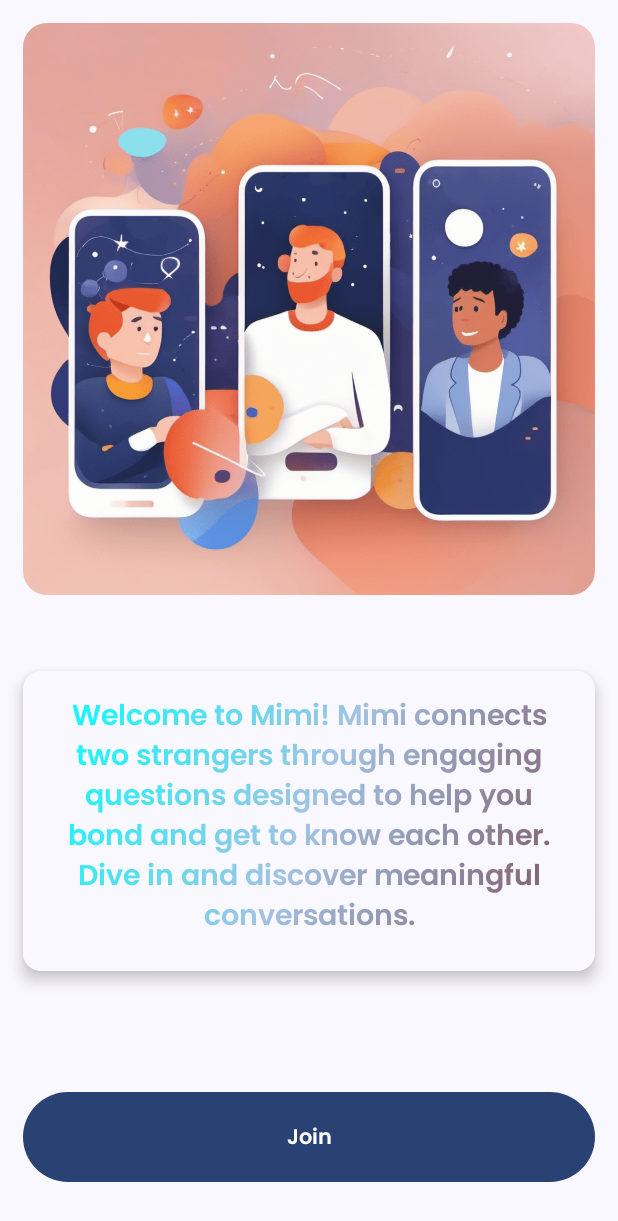
After one commit to Dbriane208/Mimi, an Android app built with Jetpack Compose: the composable HomeScreen shown on its own in the app's theme, on a phone screen of 412 x 824 dp. The commit adds this screen. Shown: the top 1221 px of the screen. Run offline under Robolectric (Android 15) with nearby library versions, the phone set to English and light mode, and no system bars.

Commit message:
Feat: Adds a Home Screen

```diff
--- a/app/src/main/java/daniel/brian/mimi/MainActivity.kt
+++ b/app/src/main/java/daniel/brian/mimi/MainActivity.kt
@@ -104,5 +104,16 @@
                 }
             }
         }
+
+
+    }
+
+    @Preview
+    @Composable
+    fun Preview(modifier: Modifier = Modifier) {
+        MimiTheme {
+
+        }
+
     }
 }
--- /dev/null
+++ b/app/src/main/java/daniel/brian/mimi/screens/HomeScreen.kt
@@ -0,0 +1,139 @@
+package daniel.brian.mimi.screens
+
+import androidx.compose.foundation.Image
+import androidx.compose.foundation.layout.Column
+import androidx.compose.foundation.layout.Row
+import androidx.compose.foundation.layout.Spacer
+import androidx.compose.foundation.layout.aspectRatio
+import androidx.compose.foundation.layout.fillMaxSize
+import androidx.compose.foundation.layout.fillMaxWidth
+import androidx.compose.foundation.layout.height
+import androidx.compose.foundation.layout.padding
+import androidx.compose.foundation.layout.size
+import androidx.compose.foundation.shape.RoundedCornerShape
+import androidx.compose.material3.Button
+import androidx.compose.material3.CardDefaults
+import androidx.compose.material3.ElevatedCard
+import androidx.compose.material3.MaterialTheme
+import androidx.compose.material3.Surface
+import androidx.compose.material3.Text
+import androidx.compose.runtime.Composable
+import androidx.compose.ui.Alignment
+import androidx.compose.ui.Modifier
+import androidx.compose.ui.draw.clip
+import androidx.compose.ui.graphics.Brush
+import androidx.compose.ui.graphics.Color.Companion.Cyan
+import androidx.compose.ui.layout.ContentScale
+import androidx.compose.ui.res.painterResource
+import androidx.compose.ui.res.stringResource
+import androidx.compose.ui.text.TextStyle
+import androidx.compose.ui.text.font.FontWeight
+import androidx.compose.ui.text.style.TextAlign
+import androidx.compose.ui.tooling.preview.Preview
+import androidx.compose.ui.unit.dp
+import androidx.compose.ui.unit.sp
+import daniel.brian.mimi.R
+import daniel.brian.mimi.ui.theme.Blue
+import daniel.brian.mimi.ui.theme.Pink40
+import daniel.brian.mimi.ui.theme.poppinsFamily
+
+@Composable
+fun HomeScreen(
+    modifier: Modifier
+) {
+    Surface(
+        modifier = Modifier
+            .fillMaxSize(),
+        color = MaterialTheme.colorScheme.surface,
+
+    ) {
+        Column(
+            modifier = Modifier
+                .fillMaxWidth()
+                .size(width = 240.dp, height = 100.dp)
+        ) {
+
+            Row(
+                modifier = modifier
+                    .fillMaxWidth()
+                    .padding(15.dp),
+            ) {
+                Image(
+                    painter = painterResource(id = R.drawable.home_pic),
+                    contentDescription = null,
+                    contentScale = ContentScale.Crop,
+                    modifier = modifier
+                        .fillMaxWidth()
+                        .clip(RoundedCornerShape(16.dp))
+                        .aspectRatio(1f),
+                )
+            }
+
+            Spacer(modifier = Modifier.height(20.dp))
+
+            Column(
+                modifier = Modifier
+                    .fillMaxWidth()
+                    .padding(15.dp)
+            ) {
+                ElevatedCard(
+                    modifier = modifier
+                        .fillMaxWidth()
+                        .size(width = 240.dp, height = 200.dp),
+                    colors = CardDefaults.cardColors(
+                        containerColor = MaterialTheme.colorScheme.background
+                    ),
+                    elevation = CardDefaults.cardElevation(
+                        defaultElevation = 6.dp
+                    )
+                ) {
+                    val gradientColors = listOf(Cyan,Blue,Pink40)
+                    Text(
+                        modifier = Modifier
+                            .padding(16.dp),
+                        text = stringResource(id = R.string.mimi),
+                        textAlign = TextAlign.Center,
+                        fontWeight = FontWeight.Thin,
+                        fontFamily = poppinsFamily,
+                        style = TextStyle(
+                            fontSize = 19.sp,
+                            brush = Brush.linearGradient(
+                                colors = gradientColors
+                            )
+                        )
+                    )
+                }
+            }
+
+            Spacer(modifier = Modifier.height(50.dp))
+
+            Column(
+                modifier = Modifier
+                    .fillMaxWidth()
+                    .padding(15.dp),
+                horizontalAlignment = Alignment.CenterHorizontally
+            ) {
+                Button(
+                    modifier = Modifier
+                        .fillMaxWidth()
+                        .size(width = 240.dp, height = 60.dp),
+                    onClick = {  },
+                ) {
+                    Text(
+                        modifier = modifier,
+                        text = stringResource(R.string.join),
+                        textAlign = TextAlign.Center,
+                        fontWeight = FontWeight.Thin,
+                        fontFamily = poppinsFamily,
+                    )
+                }
+            }
+        }
+
+    }
+}
+@Preview
+@Composable
+fun HomeScreenPreview(modifier: Modifier = Modifier) {
+    HomeScreen(modifier = modifier)
+}
--- a/app/src/main/java/daniel/brian/mimi/ui/theme/Color.kt
+++ b/app/src/main/java/daniel/brian/mimi/ui/theme/Color.kt
@@ -9,3 +9,5 @@
 val Purple40 = Color(0xFF6650a4)
 val PurpleGrey40 = Color(0xFF625b71)
 val Pink40 = Color(0xFF7D5260)
+
+val Blue = Color(0xFFA2C3E4)
--- a/app/src/main/java/daniel/brian/mimi/ui/theme/Type.kt
+++ b/app/src/main/java/daniel/brian/mimi/ui/theme/Type.kt
@@ -2,9 +2,11 @@
 
 import androidx.compose.material3.Typography
 import androidx.compose.ui.text.TextStyle
+import androidx.compose.ui.text.font.Font
 import androidx.compose.ui.text.font.FontFamily
 import androidx.compose.ui.text.font.FontWeight
 import androidx.compose.ui.unit.sp
+import daniel.brian.mimi.R
 
 // Set of Material typography styles to start with
 val Typography = Typography(
@@ -32,3 +34,7 @@
     )
     */
 )
+
+val poppinsFamily = FontFamily(
+    Font(R.font.poppins_thin, FontWeight.Thin)
+)
--- a/app/src/main/res/values/strings.xml
+++ b/app/src/main/res/values/strings.xml
@@ -1,3 +1,6 @@
 <resources>
     <string name="app_name">Mimi</string>
+    <string name="mimi">Welcome to Mimi!
+Mimi connects two strangers through engaging questions designed to help you bond and get to know each other. Dive in and discover meaningful conversations.</string>
+    <string name="join">Join</string>
 </resources>
```
Also changed, not shown: app/src/main/res/drawable/home_pic.png (added), app/src/main/res/font/poppins_thin.ttf (added).
